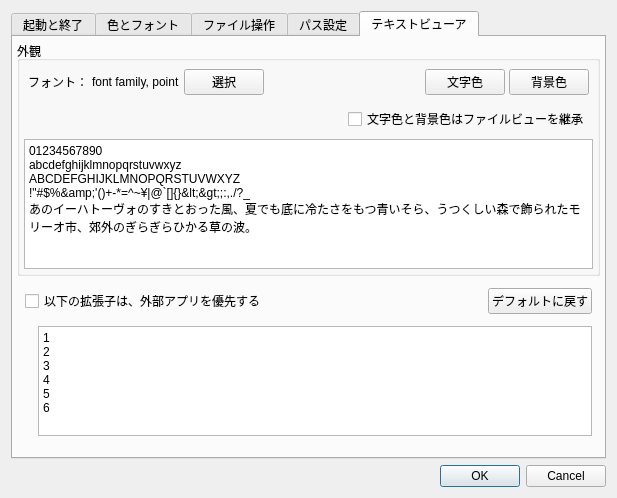
This is preferencedialog.ui in miyabi-satoh/Gefu as Qt 5 draws it before an edit. The edited form follows.
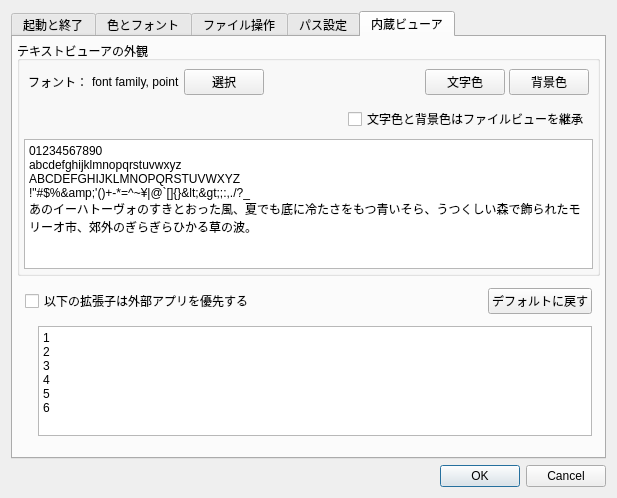
This is the edited form. The open tabs and pages were chosen to show the change.

The edit to the form file:
```diff
--- a/preferencedialog.ui
+++ b/preferencedialog.ui
@@ -1537,7 +1537,7 @@
      </widget>
      <widget class="QWidget" name="tabTextViewer">
       <attribute name="title">
-       <string>テキストビューア</string>
+       <string>内蔵ビューア</string>
       </attribute>
       <layout class="QVBoxLayout" name="verticalLayout_13">
        <property name="spacing">
@@ -1558,7 +1558,7 @@
        <item>
         <widget class="QGroupBox" name="groupBox_8">
          <property name="title">
-          <string>外観</string>
+          <string>テキストビューアの外観</string>
          </property>
          <layout class="QVBoxLayout" name="verticalLayout_12">
           <property name="spacing">
@@ -1769,7 +1769,7 @@
            <item>
             <widget class="QCheckBox" name="enableViewerIgnoreExt">
              <property name="text">
-              <string>以下の拡張子は、外部アプリを優先する</string>
+              <string>以下の拡張子は外部アプリを優先する</string>
              </property>
             </widget>
            </item>
```
Left out of the diff: 10 changed lines with no effect on the pictures.
